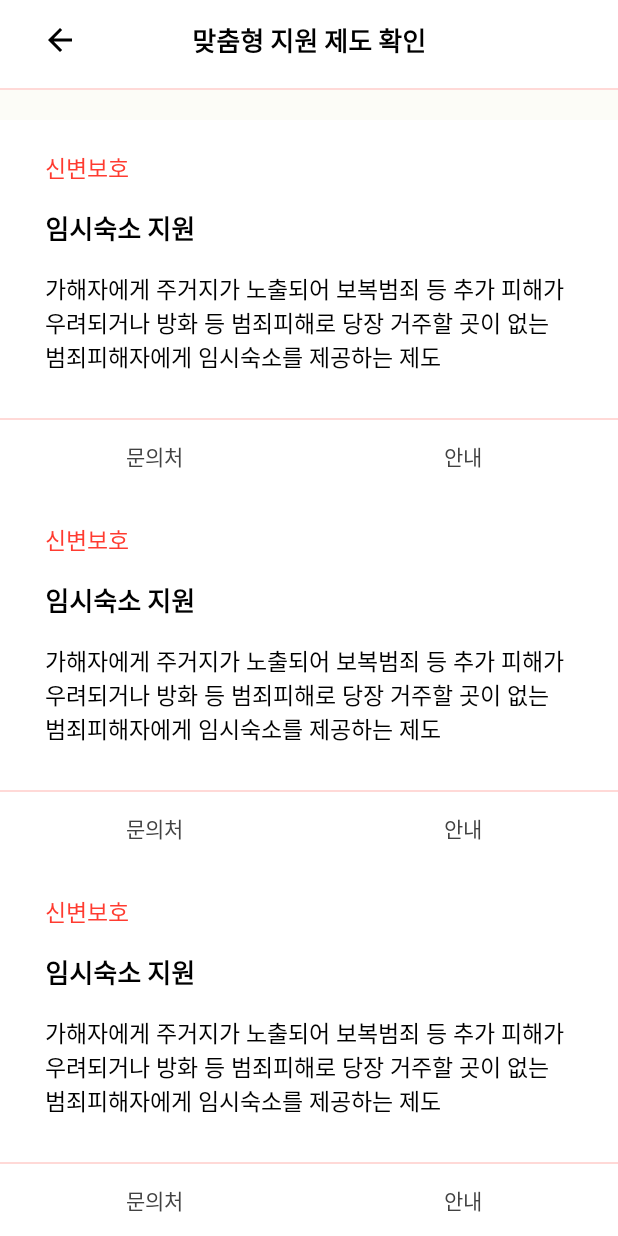
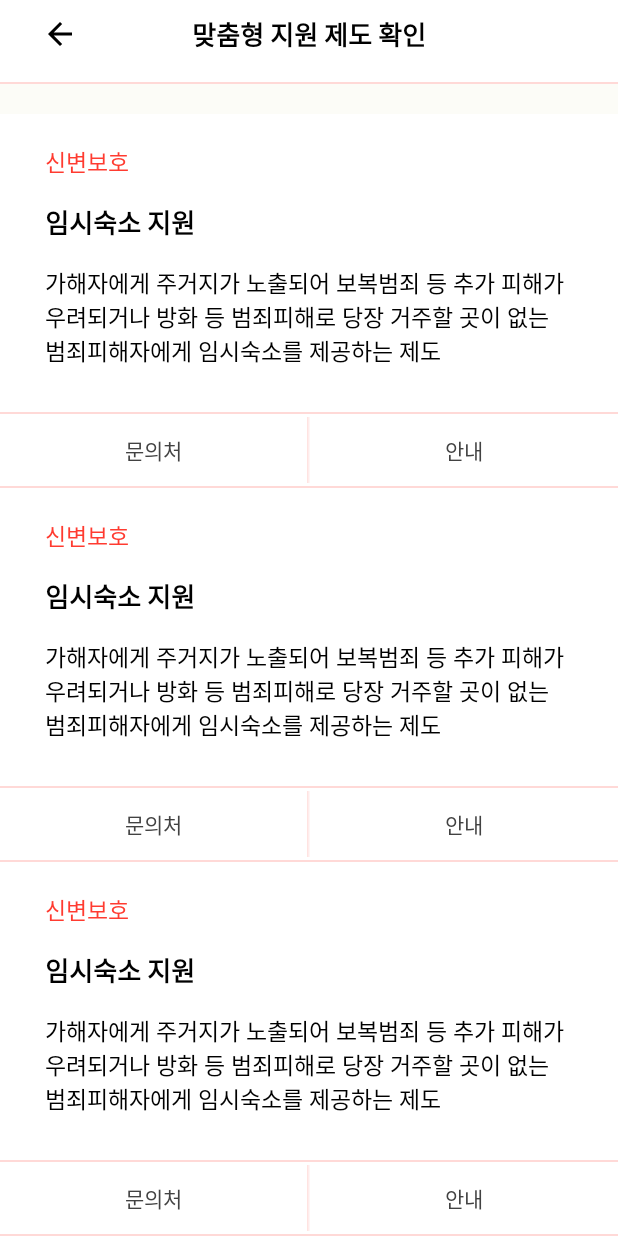
Before and after one commit to lovelhee/Stopping, an Android app: the layout activity_personal_info.xml on its own in the app's theme, with its tools: preview values and no code run, on a phone screen of 412 x 824 dp. Run offline under Robolectric (Android 15) with nearby library versions, the phone set to English and light mode, and no system bars.

```diff
--- a/src/main/java/com/example/stopping/personal/SupportInfo.kt
+++ b/src/main/java/com/example/stopping/personal/SupportInfo.kt
@@ -1,6 +1,7 @@
 package com.example.stopping.personal
 
 data class SupportInfo(
+    val id: Int,
     val category: String,
     val programName: String,
     val description: String,
--- a/src/main/res/layout/dialog_detail_info.xml
+++ b/src/main/res/layout/dialog_detail_info.xml
@@ -4,6 +4,7 @@
     android:layout_width="match_parent"
     android:layout_height="wrap_content"
     android:fillViewport="true"
+    android:backgroundTint="@android:color/transparent"
     android:background="@drawable/rounded_white_btn">
 
     <androidx.constraintlayout.widget.ConstraintLayout
@@ -31,6 +32,7 @@
                 android:textStyle="bold"/>
 
             <ImageButton
+                android:id="@+id/btnClose"
                 android:layout_width="30dp"
                 android:layout_height="30dp"
                 android:src="@drawable/icon_delete"
--- a/src/main/res/layout/item_personal_info.xml
+++ b/src/main/res/layout/item_personal_info.xml
@@ -57,6 +57,7 @@
         app:layout_constraintEnd_toEndOf="parent"/>
 
     <LinearLayout
+        android:id="@+id/layoutBtn"
         android:layout_width="match_parent"
         android:layout_height="wrap_content"
         app:layout_constraintStart_toStartOf="parent"
@@ -73,6 +74,12 @@
             android:textColor="#424242"
             android:layout_weight="1"/>
 
+        <ImageView
+            android:layout_gravity="center"
+            android:layout_width="wrap_content"
+            android:layout_height="wrap_content"
+            android:src="@drawable/line_vertical_pink"/>
+
         <Button
             android:id="@+id/btnInfo"
             android:layout_width="0dp"
@@ -84,4 +91,12 @@
 
     </LinearLayout>
 
+    <View
+        android:layout_width="match_parent"
+        android:layout_height="1dp"
+        android:background="#FFD9D7"
+        app:layout_constraintTop_toBottomOf="@id/layoutBtn"
+        app:layout_constraintStart_toStartOf="parent"
+        app:layout_constraintEnd_toEndOf="parent"/>
+
 </androidx.constraintlayout.widget.ConstraintLayout>
```
Also changed, not shown: src/main/java/com/example/stopping/personal/PersonalInfoActivity.kt (+52 -2 lines), src/main/java/com/example/stopping/personal/PersonalInfoAdapter.kt (+7 -1 lines), src/main/res/drawable/line_vertical_pink.png (added).
